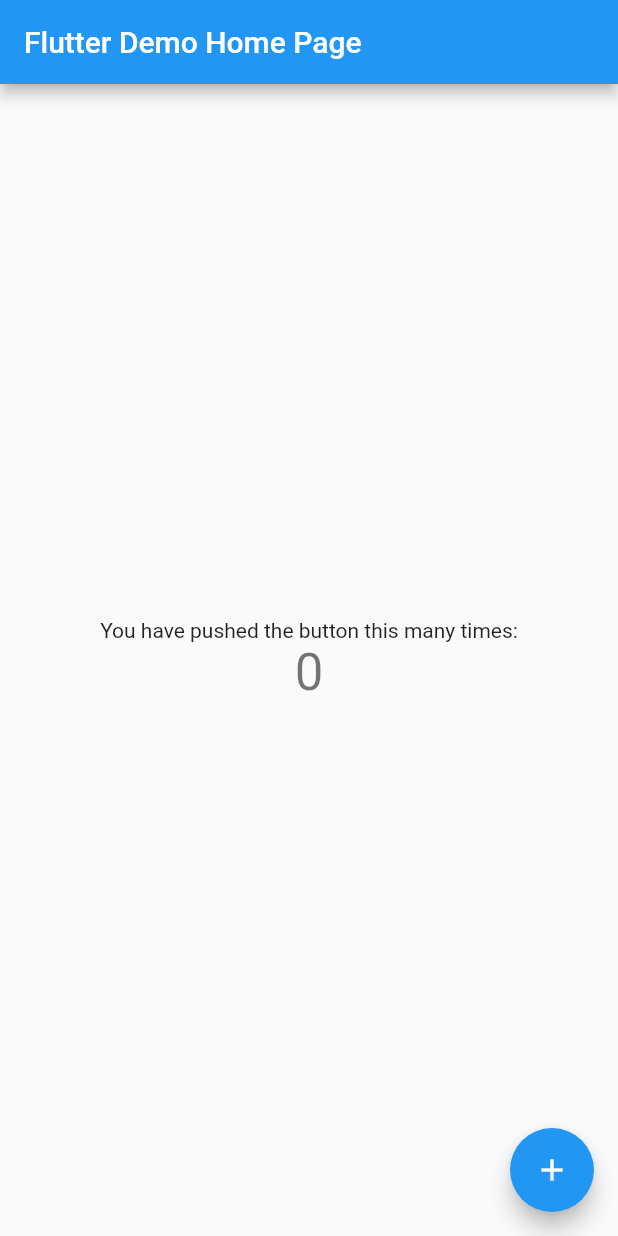
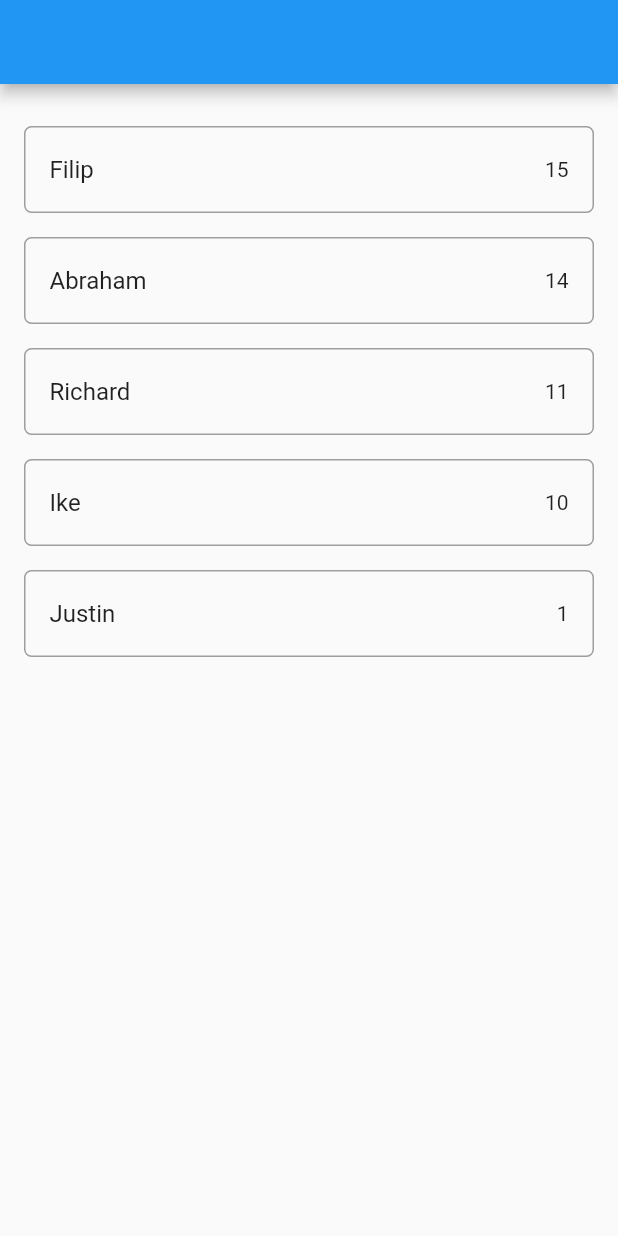
Before and after one commit to simphiwehlabisa/realtime_chat, a Flutter app: the screen it shows after launch, on a phone screen of 412 x 824 dp. Run offline on Flutter 3.47's test engine with Material 2 defaults, Android fonts, the phone set to English and light mode, and no system bars; our stand-ins replace cloud_firestore; accounts and stored records are empty.

Commit message:
move to mac

```diff
--- a/lib/main.dart
+++ b/lib/main.dart
@@ -1,4 +1,5 @@
 import 'package:flutter/material.dart';
+import 'package:cloud_firestore/cloud_firestore.dart';
 
 void main() => runApp(MyApp());
 
@@ -9,103 +10,88 @@ class MyApp extends StatelessWidget {
     return MaterialApp(
       title: 'Flutter Demo',
       theme: ThemeData(
-        // This is the theme of your application.
-        //
-        // Try running your application with "flutter run". You'll see the
-        // application has a blue toolbar. Then, without quitting the app, try
-        // changing the primarySwatch below to Colors.green and then invoke
-        // "hot reload" (press "r" in the console where you ran "flutter run",
-        // or simply save your changes to "hot reload" in a Flutter IDE).
-        // Notice that the counter didn't reset back to zero; the application
-        // is not restarted.
         primarySwatch: Colors.blue,
       ),
-      home: MyHomePage(title: 'Flutter Demo Home Page'),
+      home: MyHomePage(),
     );
   }
 }
 
 class MyHomePage extends StatefulWidget {
-  MyHomePage({Key key, this.title}) : super(key: key);
-
-  // This widget is the home page of your application. It is stateful, meaning
-  // that it has a State object (defined below) that contains fields that affect
-  // how it looks.
-
-  // This class is the configuration for the state. It holds the values (in this
-  // case the title) provided by the parent (in this case the App widget) and
-  // used by the build method of the State. Fields in a Widget subclass are
-  // always marked "final".
-
-  final String title;
 
   @override
   _MyHomePageState createState() => _MyHomePageState();
 }
 
 class _MyHomePageState extends State<MyHomePage> {
-  int _counter = 0;
 
-  void _incrementCounter() {
-    setState(() {
-      // This call to setState tells the Flutter framework that something has
-      // changed in this State, which causes it to rerun the build method below
-      // so that the display can reflect the updated values. If we changed
-      // _counter without calling setState(), then the build method would not be
-      // called again, and so nothing would appear to happen.
-      _counter++;
-    });
-  }
 
   @override
   Widget build(BuildContext context) {
-    // This method is rerun every time setState is called, for instance as done
-    // by the _incrementCounter method above.
-    //
-    // The Flutter framework has been optimized to make rerunning build methods
-    // fast, so that you can just rebuild anything that needs updating rather
-    // than having to individually change instances of widgets.
     return Scaffold(
       appBar: AppBar(
-        // Here we take the value from the MyHomePage object that was created by
-        // the App.build method, and use it to set our appbar title.
-        title: Text(widget.title),
+        title: Text(''),
       ),
-      body: Center(
-        // Center is a layout widget. It takes a single child and positions it
-        // in the middle of the parent.
-        child: Column(
-          // Column is also layout widget. It takes a list of children and
-          // arranges them vertically. By default, it sizes itself to fit its
-          // children horizontally, and tries to be as tall as its parent.
-          //
-          // Invoke "debug painting" (press "p" in the console, choose the
-          // "Toggle Debug Paint" action from the Flutter Inspector in Android
-          // Studio, or the "Toggle Debug Paint" command in Visual Studio Code)
-          // to see the wireframe for each widget.
-          //
-          // Column has various properties to control how it sizes itself and
-          // how it positions its children. Here we use mainAxisAlignment to
-          // center the children vertically; the main axis here is the vertical
-          // axis because Columns are vertical (the cross axis would be
-          // horizontal).
-          mainAxisAlignment: MainAxisAlignment.center,
-          children: <Widget>[
-            Text(
-              'You have pushed the button this many times:',
-            ),
-            Text(
-              '$_counter',
-              style: Theme.of(context).textTheme.display1,
-            ),
-          ],
-        ),
-      ),
-      floatingActionButton: FloatingActionButton(
-        onPressed: _incrementCounter,
-        tooltip: 'Increment',
-        child: Icon(Icons.add),
-      ), // This trailing comma makes auto-formatting nicer for build methods.
+      body:_buildBody(context),
     );
   }
+
+   Widget _buildBody(BuildContext context) {
+   // TODO: get actual snapshot from Cloud Firestore
+   return _buildList(context, dummySnapshot);
+ }
+
+ Widget _buildList(BuildContext context, List<Map> snapshot) {
+   return ListView(
+     padding: const EdgeInsets.only(top: 20.0),
+     children: snapshot.map((data) => _buildListItem(context, data)).toList(),
+   );
+ }
+
+  Widget _buildListItem(BuildContext context, Map data) {
+   final record = Record.fromMap(data);
+
+   return Padding(
+     key: ValueKey(record.name),
+     padding: const EdgeInsets.symmetric(horizontal: 16.0, vertical: 8.0),
+     child: Container(
+       decoration: BoxDecoration(
+         border: Border.all(color: Colors.grey),
+         borderRadius: BorderRadius.circular(5.0),
+       ),
+       child: ListTile(
+         title: Text(record.name),
+         trailing: Text(record.votes.toString()),
+         onTap: () => print(record),
+       ),
+     ),
+   );
+ }
 }
+
+
+final dummySnapshot = [
+ {"name": "Filip", "votes": 15},
+ {"name": "Abraham", "votes": 14},
+ {"name": "Richard", "votes": 11},
+ {"name": "Ike", "votes": 10},
+ {"name": "Justin", "votes": 1},
+];
+
+class Record {
+ final String name;
+ final int votes;
+ final DocumentReference reference;
+
+ Record.fromMap(Map<String, dynamic> map, {this.reference})
+     : assert(map['name'] != null),
+       assert(map['votes'] != null),
+       name = map['name'],
+       votes = map['votes'];
+
+ Record.fromSnapshot(DocumentSnapshot snapshot)
+     : this.fromMap(snapshot.data, reference: snapshot.reference);
+
+ @override
+ String toString() => "Record<$name:$votes>";
+}
--- a/pubspec.yaml
+++ b/pubspec.yaml
@@ -17,6 +17,9 @@ environment:
   sdk: ">=2.1.0 <3.0.0"
 
 dependencies:
+  firebase_core: ^0.3.1+1
+  cloud_firestore: ^0.9.7
+
   flutter:
     sdk: flutter
 
```
Also changed, not shown: pubspec.lock, 1 other file.
